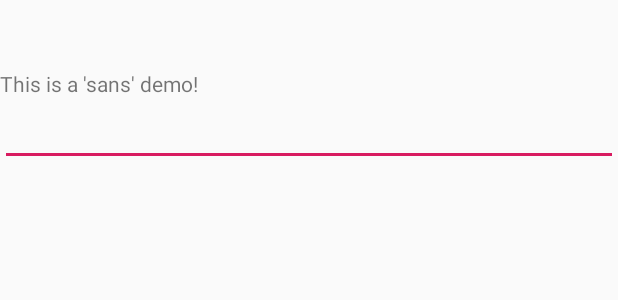
After one commit to SparkDev-Spring-2019/md_ChowDown_Android, an Android app: the layout profile_edit_text_row.xml on its own in the app's theme, with its tools: preview values and no code run, on a phone screen of 412 x 824 dp. The commit adds this screen. Shown: the top 300 px of the screen. Run offline under Robolectric (Android 15) with nearby library versions, the phone set to English and light mode, and no system bars.

Commit message:
Updated profile settings layout and edit text layout

```diff
--- a/app/build.gradle
+++ b/app/build.gradle
@@ -22,13 +22,14 @@ dependencies {
     implementation fileTree(dir: 'libs', include: ['*.jar'])
     implementation 'com.android.support:appcompat-v7:28.0.0'
     implementation 'com.android.support.constraint:constraint-layout:1.1.3'
-    //testIgit implementation 'junit:junit:4.12'
+    testIgit implementation 'junit:junit:4.12'
     implementation 'com.android.support:support-v4:28.0.0'
     androidTestImplementation 'com.android.support.test:runner:1.0.2'
     androidTestImplementation 'com.android.support.test.espresso:espresso-core:3.0.2'
     implementation 'com.android.support:recyclerview-v7:28.0.0'
     implementation 'com.android.support:cardview-v7:28.0.0'
-    implementation 'com.google.firebase:firebase-core:16.0.1'
+    implementation 'com.google.firebase:firebase-core:16.0.7'
+    implementation 'com.android.support:recyclerview-v7:28.0.0'
 }
 
 apply plugin: 'com.google.gms.google-services'
--- a/app/src/main/java/com/sparkdev/foodapp/profileSettings/ProfileSettings.java
+++ b/app/src/main/java/com/sparkdev/foodapp/profileSettings/ProfileSettings.java
@@ -11,5 +11,7 @@ public class ProfileSettings extends AppCompatActivity {
     protected void onCreate(Bundle savedInstanceState) {
         super.onCreate(savedInstanceState);
         setContentView(R.layout.activity_profile_settings);
+        //instance for recycler view, adapter
+        //dummy arraylist
     }
 }
--- /dev/null
+++ b/app/src/main/res/layout/profile_edit_text_row.xml
@@ -0,0 +1,30 @@
+<?xml version="1.0" encoding="utf-8"?>
+<android.support.constraint.ConstraintLayout
+    xmlns:android="http://schemas.android.com/apk/res/android"
+    xmlns:app="http://schemas.android.com/apk/res-auto"
+    android:layout_width="match_parent"
+    android:layout_height="match_parent">
+
+    <LinearLayout
+        android:layout_width="match_parent"
+        android:layout_height="wrap_content"
+        android:layout_marginBottom="667dp"
+        android:orientation="vertical"
+        app:layout_constraintBottom_toBottomOf="parent"
+        app:layout_constraintEnd_toEndOf="parent"
+        app:layout_constraintStart_toStartOf="parent"
+        app:layout_constraintTop_toTopOf="parent">
+
+        <TextView
+            android:layout_width="match_parent"
+            android:layout_height="wrap_content"
+            android:text="This is a 'sans' demo!"
+            android:typeface="sans" />
+
+        <EditText
+            android:id="@+id/et_simple"
+            android:layout_width="match_parent"
+            android:layout_height="wrap_content" />
+    </LinearLayout>
+
+</android.support.constraint.ConstraintLayout>
--- a/app/src/main/res/xml/preference_screen.xml
+++ b/app/src/main/res/xml/preference_screen.xml
@@ -2,8 +2,7 @@
 
 <PreferenceScreen xmlns:android="http://schemas.android.com/apk/res/android">
 
-    <PreferenceCategory
-        android:title="Notifications">
+    <PreferenceCategory android:title="Notifications">
     //uses a checkbox to persist a boolean (true when checked, false when unchecked)
         <CheckBoxPreference
             android:key="checkbox"
@@ -19,8 +18,7 @@
     </PreferenceCategory>
 
 
-    <PreferenceCategory
-        android:title="Display">
+    <PreferenceCategory android:title="Display">
     //opens dialog with a list of options
 
     //uses a switch to persist a boolean (true when on, false when off)
```
Also changed, not shown: app/src/main/java/com/sparkdev/foodapp/profileSettings/ProfileSettingsAdapter.java (added, +66 -0 lines), app/src/main/res/layout/activity_profile_settings.xml (+43 -0 lines), 1 other file. Lines whose indentation alone changed are shown as unchanged.
